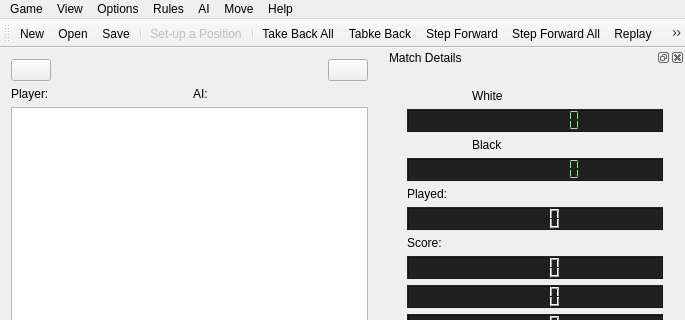
First picture: the form in src/ui/qt/gamewindow.ui, repository calcitem/Sanmill, before the edit; both pictures show x 0 to 685 and y 0 to 320 of the 685 by 739 pixel window.
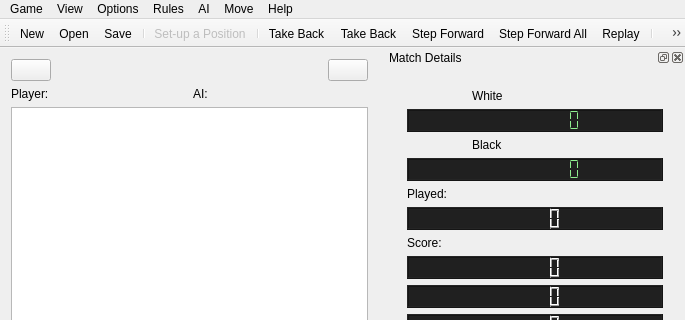
Second picture: the form after the edit. Icons and pictures are not drawn. Custom widgets are drawn as their Qt base class.

Patch:
```diff
--- a/src/ui/qt/gamewindow.ui
+++ b/src/ui/qt/gamewindow.ui
@@ -902,7 +902,7 @@
      <normaloff>:/icon/resources/icon/First.png</normaloff>:/icon/resources/icon/First.png</iconset>
    </property>
    <property name="text">
-    <string>Take Back All</string>
+    <string>Take Back</string>
    </property>
    <property name="toolTip">
     <string>Back to Start</string>
@@ -917,7 +917,7 @@
      <normaloff>:/icon/resources/icon/Previous.png</normaloff>:/icon/resources/icon/Previous.png</iconset>
    </property>
    <property name="text">
-    <string>Tabke Back</string>
+    <string>Take Back</string>
    </property>
    <property name="shortcut">
     <string>Ctrl+Left</string>
```
